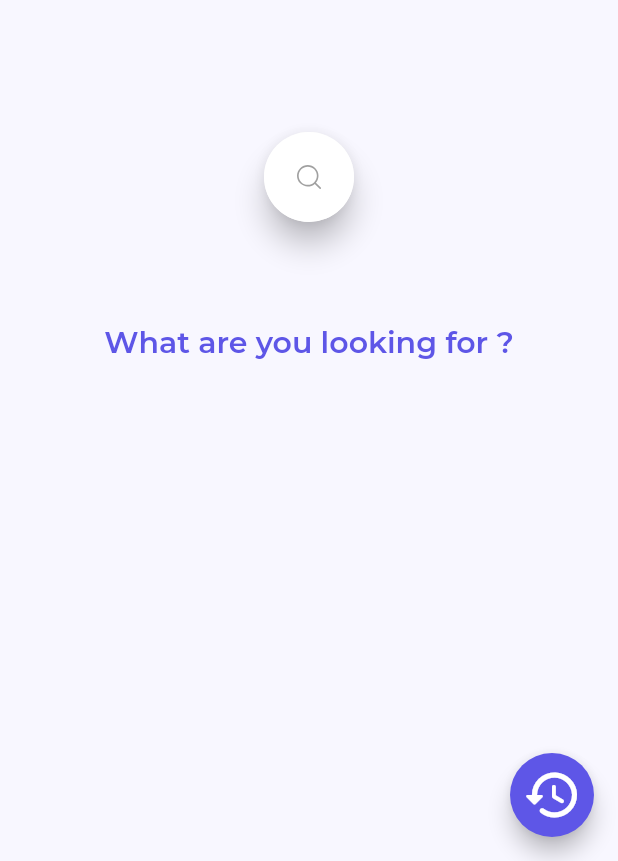
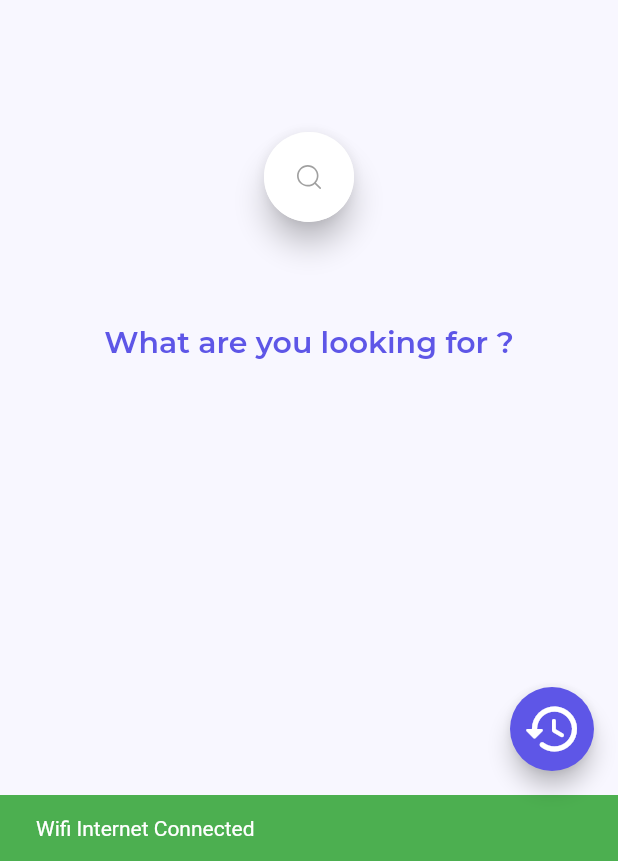
Before and after one commit to loud-at-heart/flutter_wiki, a Flutter app: the screen it shows after launch, on a phone screen of 412 x 824 dp, the part 375-1236 px from its top. Run offline on Flutter 3.47's test engine with Material 2 defaults, Android fonts, the phone set to English and light mode, and no system bars; drawn by our look-alikes of avatar_glow; our stand-ins replace cached_network_image, connectivity_plus, flutter_svg, font_awesome_flutter, google_fonts, share_plus and 2 more.

Commit message:
[Implementation] 1. SnackBar for No internet implementation [Further Implementation] 1. Passing thumbnail into the class browse.dart and showing it in history.

```diff
--- a/lib/Screens/mainPage.dart
+++ b/lib/Screens/mainPage.dart
@@ -175,8 +175,9 @@ class _MainPageState extends State<MainPage> {
   }
 
   void showInSnackBar(String value) {
-    final snackBar =
-        new SnackBar(content: new Text(value), backgroundColor: Colors.red);
+    final snackBar = new SnackBar(
+        content: new Text(value),
+        backgroundColor: isConnected! ? Colors.green : Colors.red);
 
     // Find the Scaffold in the Widget tree and use it to show a SnackBar!
     ScaffoldMessenger.of(context).showSnackBar(snackBar);
@@ -192,16 +193,22 @@ class _MainPageState extends State<MainPage> {
         setState(() {
           isConnected = false;
         });
+        WidgetsBinding.instance!.addPostFrameCallback(
+            (_) => showInSnackBar('Internet Not Connected'));
         break;
       case ConnectivityResult.mobile:
         setState(() {
           isConnected = true;
         });
+        WidgetsBinding.instance!.addPostFrameCallback(
+            (_) => showInSnackBar('Mobile Internet Connected'));
         break;
       case ConnectivityResult.wifi:
         setState(() {
           isConnected = true;
         });
+        WidgetsBinding.instance!.addPostFrameCallback(
+            (_) => showInSnackBar('Wifi Internet Connected'));
     }
 
     return Scaffold(
```
Lines whose indentation alone changed are shown as unchanged.
